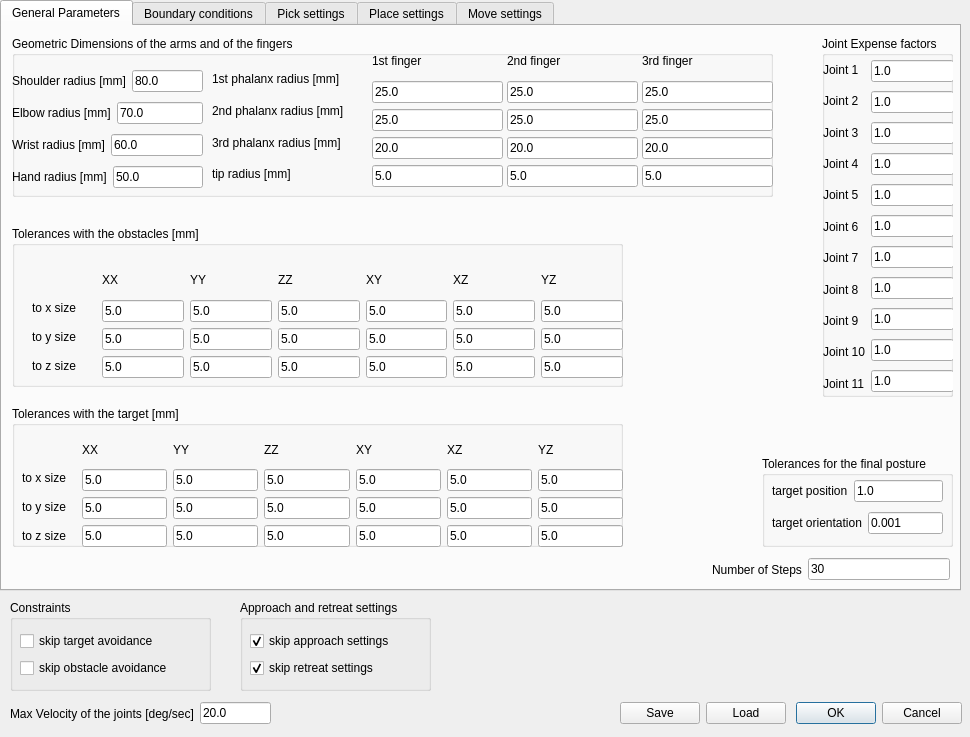
The window that ui/toldialoghuml.ui (zohannn/motion_manager) describes before a commit, drawn with Qt 5.
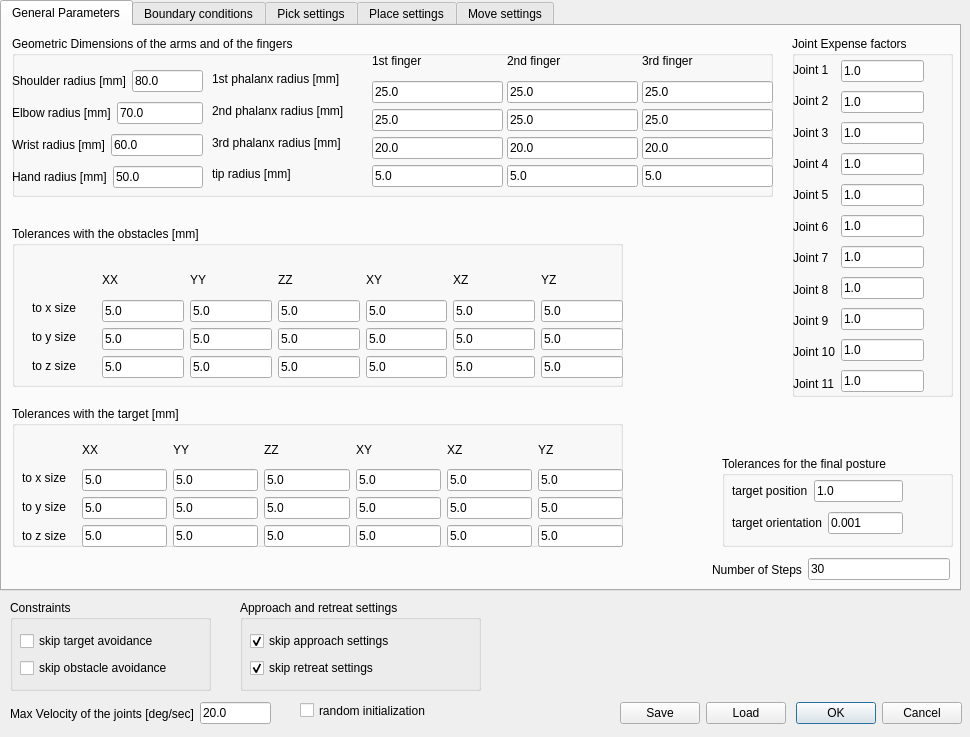
The same window after the commit.

Patch:
```diff
--- a/ui/toldialoghuml.ui
+++ b/ui/toldialoghuml.ui
@@ -625,9 +625,9 @@
     <widget class="QGroupBox" name="groupBox_3">
      <property name="geometry">
       <rect>
-       <x>820</x>
+       <x>790</x>
        <y>10</y>
-       <width>131</width>
+       <width>161</width>
        <height>361</height>
       </rect>
      </property>
@@ -1062,9 +1062,9 @@
     <widget class="QGroupBox" name="groupBox_6">
      <property name="geometry">
       <rect>
-       <x>760</x>
+       <x>720</x>
        <y>430</y>
-       <width>191</width>
+       <width>231</width>
        <height>91</height>
       </rect>
      </property>
@@ -2835,7 +2835,7 @@
     <rect>
      <x>240</x>
      <y>600</y>
-     <width>191</width>
+     <width>241</width>
      <height>91</height>
     </rect>
    </property>
@@ -2915,6 +2915,22 @@
     </item>
    </layout>
   </widget>
+  <widget class="QCheckBox" name="checkBox_rand_init">
+   <property name="geometry">
+    <rect>
+     <x>300</x>
+     <y>700</y>
+     <width>169</width>
+     <height>21</height>
+    </rect>
+   </property>
+   <property name="text">
+    <string>random initialization</string>
+   </property>
+   <property name="checked">
+    <bool>false</bool>
+   </property>
+  </widget>
   <zorder>layoutWidget</zorder>
   <zorder>layoutWidget_max_vel</zorder>
   <zorder>groupBox_constraints</zorder>
```
Left out of the diff: 1 changed line with no effect on the pictures.
